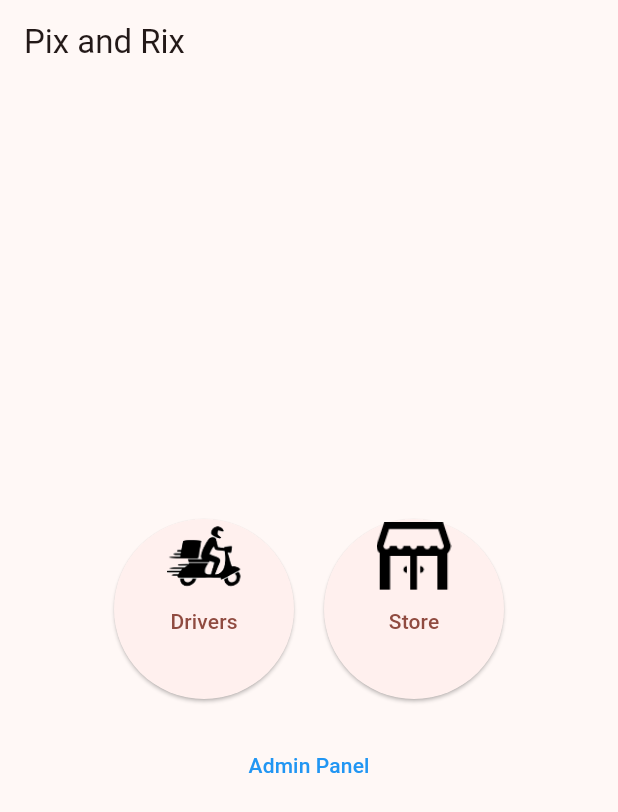
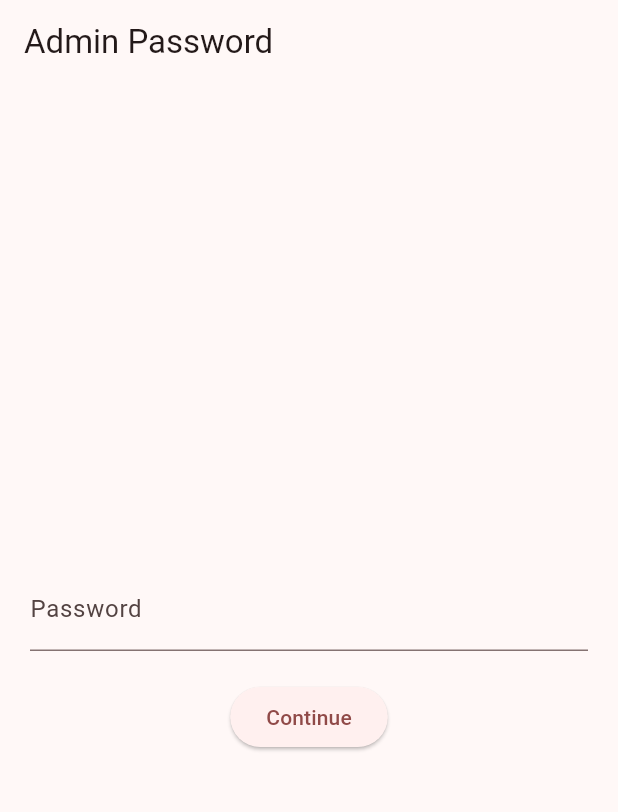
Before and after one commit to imaddamianos/pixandrix, a Flutter app: the screen it shows after launch, after a tap on "Admin Panel", on a phone screen of 412 x 824 dp. Shown: the top 812 px of the screen. Run offline on Flutter 3.47's test engine with Material 3 defaults, Android fonts, the light colour scheme and no system bars.

Commit message:
adding admin pass page

```diff
--- /dev/null
+++ b/lib/admin_pass.dart
@@ -0,0 +1,59 @@
+import 'package:flutter/material.dart';
+import 'admin_panel.dart';
+
+class AdminPassPage extends StatefulWidget {
+  const AdminPassPage({super.key});
+
+  @override
+  _AdminPassPageState createState() => _AdminPassPageState();
+}
+
+class _AdminPassPageState extends State<AdminPassPage> {
+  final TextEditingController _passwordController = TextEditingController();
+  String _errorMessage = '';
+
+  void _checkPassword() {
+    String enteredPassword = _passwordController.text.trim();
+    if (enteredPassword == '123456') {
+      Navigator.pushReplacement(
+        context,
+        MaterialPageRoute(builder: (context) => const AdminPanelPage()),
+      );
+    } else {
+      setState(() {
+        _errorMessage = 'Incorrect password. Please try again.';
+      });
+    }
+  }
+
+  @override
+  Widget build(BuildContext context) {
+    return Scaffold(
+      appBar: AppBar(
+        title: const Text('Admin Password'),
+      ),
+      body: Padding(
+        padding: const EdgeInsets.all(20.0),
+        child: Column(
+          mainAxisAlignment: MainAxisAlignment.center,
+          crossAxisAlignment: CrossAxisAlignment.center,
+          children: [
+            TextField(
+              controller: _passwordController,
+              obscureText: true,
+              decoration: InputDecoration(
+                labelText: 'Password',
+                errorText: _errorMessage.isNotEmpty ? _errorMessage : null,
+              ),
+            ),
+            const SizedBox(height: 20),
+            ElevatedButton(
+              onPressed: _checkPassword,
+              child: const Text('Continue'),
+            ),
+          ],
+        ),
+      ),
+    );
+  }
+}
--- a/lib/first_page.dart
+++ b/lib/first_page.dart
@@ -1,4 +1,5 @@
 import 'package:flutter/material.dart';
+import 'package:pixandrix/admin_pass.dart';
 
 class FirstPage extends StatelessWidget {
   const FirstPage({super.key});
@@ -64,8 +65,10 @@ class FirstPage extends StatelessWidget {
             const SizedBox(height: 20),
             TextButton(
               onPressed: () {
-                // Handle admin panel button press
-                // Navigate to admin panel login page
+               Navigator.pushReplacement(
+        context,
+        MaterialPageRoute(builder: (context) => const  AdminPassPage()),
+      );
               },
               child: const Text(
                 'Admin Panel',
--- a/lib/main.dart
+++ b/lib/main.dart
@@ -12,7 +12,7 @@ class MyApp extends StatelessWidget {
   Widget build(BuildContext context) {
     return MaterialApp(
       theme: ThemeData(
-        useMaterial3: true, colorScheme: ColorScheme.fromSeed(seedColor: const Color.fromARGB(255, 255, 0, 0)).copyWith(background: Colors.black),
+        useMaterial3: true, colorScheme: ColorScheme.fromSeed(seedColor: Color.fromARGB(255, 255, 101, 101)).copyWith(background: Colors.black),
       ),
       home: FirstPage(),
     );
```
Also changed, not shown: lib/admin_panel.dart (added, +20 -0 lines).
